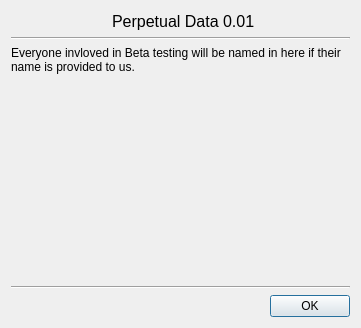
Old version of the form src/qt/ui/about.ui in the repository maidsafe-archive/MaidSafe-Encrypt.
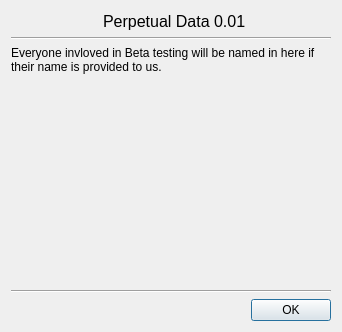
New version of the form. Icons and pictures are not drawn.

Patch:
```diff
--- a/src/qt/ui/about.ui
+++ b/src/qt/ui/about.ui
@@ -6,8 +6,8 @@
    <rect>
     <x>0</x>
     <y>0</y>
-    <width>361</width>
-    <height>328</height>
+    <width>342</width>
+    <height>332</height>
    </rect>
   </property>
   <property name="windowTitle">
@@ -56,6 +56,15 @@
      </item>
      <item row="1" column="0">
       <widget class="QLabel" name="icon">
+       <property name="enabled">
+        <bool>true</bool>
+       </property>
+       <property name="maximumSize">
+        <size>
+         <width>64</width>
+         <height>64</height>
+        </size>
+       </property>
        <property name="text">
         <string/>
        </property>
```
Left out of the diff: 6 changed lines with no effect on the pictures.
